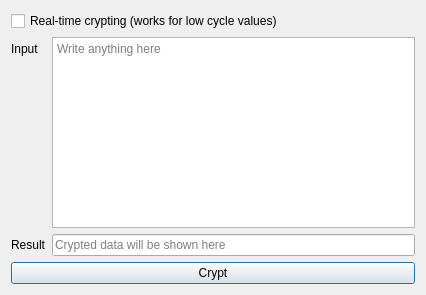
Above: stroperations.ui from GaussianWonder/Safe-Lock before the change. Below: the same form after it.
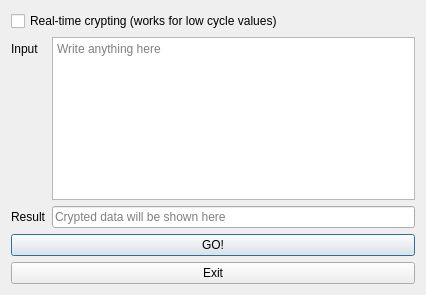
That is the form after the change.

Commit message: Added exit buttons

Patch:
```diff
--- a/stroperations.ui
+++ b/stroperations.ui
@@ -59,7 +59,14 @@
    <item>
     <widget class="QPushButton" name="cryptButton">
      <property name="text">
-      <string>Crypt</string>
+      <string>GO!</string>
+     </property>
+    </widget>
+   </item>
+   <item>
+    <widget class="QPushButton" name="exitBtn">
+     <property name="text">
+      <string>Exit</string>
      </property>
     </widget>
    </item>
```
The commit also changes 7 other files.
